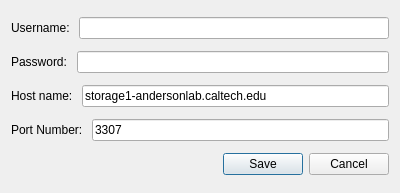
Before: the Qt Designer form src/db/configDialog.ui in neuroethology/bento, drawn with Qt 5.
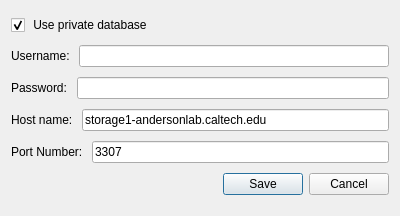
After: the same form once the commit is applied.

Commit message: Implement private local database using sqlite, plus a couple of bug fixes The initial config dialog now allows the user to specify whether to use a private DB or not.  The default is to use the private DB.

Patch:
```diff
--- a/src/db/configDialog.ui
+++ b/src/db/configDialog.ui
@@ -7,13 +7,27 @@
     <x>0</x>
     <y>0</y>
     <width>400</width>
-    <height>193</height>
+    <height>216</height>
    </rect>
   </property>
   <property name="windowTitle">
    <string>Config</string>
   </property>
   <layout class="QVBoxLayout" name="verticalLayout">
+   <item>
+    <layout class="QHBoxLayout" name="usePrivateDBHorizontalLayout">
+     <item>
+      <widget class="QCheckBox" name="usePrivateDBCheckBox">
+       <property name="text">
+        <string> Use private database</string>
+       </property>
+       <property name="checked">
+        <bool>true</bool>
+       </property>
+      </widget>
+     </item>
+    </layout>
+   </item>
    <item>
     <layout class="QHBoxLayout" name="usernameHorizontalLayout">
      <item>
```
The commit also changes 6 other files.
